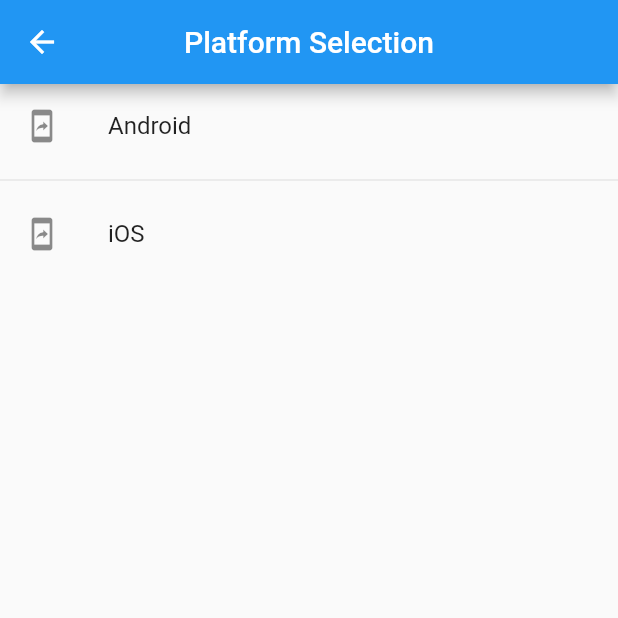
After one commit to dhanshrip-cuelogic/flutter_device_inventory, a Flutter app: the PlatformSelectionPage screen opened by its route, on a phone screen of 412 x 824 dp, the top half of it. The commit adds this screen. Run offline on Flutter 3.47's test engine with Material 2 defaults, Android fonts, the phone set to English and light mode, and no system bars; our stand-ins replace firebase_auth, firebase_database; accounts and stored records are empty.

Commit message:
added employee data into database whenever user signup and added platform selection page.

```diff
--- a/lib/DatabaseManager/DbManager.dart
+++ b/lib/DatabaseManager/DbManager.dart
@@ -1,7 +1,10 @@
 import 'package:firebase_auth/firebase_auth.dart';
+import 'package:firebase_database/firebase_database.dart';
+import 'package:flutterdeviceinventory/Model/EmployeeModel.dart';
 
 class DbManager {
   final FirebaseAuth _firebaseAuth = FirebaseAuth.instance;
+  final FirebaseDatabase _database = FirebaseDatabase.instance;
 
   Future signIn(String email, String password) async {
     AuthResult result = await _firebaseAuth.signInWithEmailAndPassword(
@@ -35,4 +38,9 @@ class DbManager {
     FirebaseUser user = await _firebaseAuth.currentUser();
     return user.isEmailVerified;
   }
+
+  Future saveEmployeeData({String email, String cueid, String username}) {
+    Employee employee = Employee(email, cueid, username);
+    _database.reference().child('Employee').push().set(employee.toJson());
+  }
 }
--- /dev/null
+++ b/lib/View/PlatformSelectionPage.dart
@@ -0,0 +1,31 @@
+import 'package:flutter/material.dart';
+
+class PlatformSelectionPage extends StatefulWidget {
+  @override
+  _PlatformSelectionPageState createState() => _PlatformSelectionPageState();
+}
+
+class _PlatformSelectionPageState extends State<PlatformSelectionPage> {
+  List platforms = ['Android', 'iOS'];
+
+  @override
+  Widget build(BuildContext context) {
+    return Scaffold(
+      appBar: AppBar(
+        title: Text('Platform Selection'),
+        centerTitle: true,
+      ),
+      body: ListView.separated(
+        itemCount: platforms.length,
+        itemBuilder: (context, index) {
+          return ListTile(
+            leading: Icon(Icons.mobile_screen_share),
+            title: Text(platforms[index]),
+            onTap: () {},
+          );
+        },
+        separatorBuilder: (context, index) => Divider(),
+      ),
+    );
+  }
+}
--- a/lib/View/SignInPage.dart
+++ b/lib/View/SignInPage.dart
@@ -1,7 +1,6 @@
 import 'package:flutter/material.dart';
 import 'package:flutterdeviceinventory/Model/UserData.dart';
 import 'package:flutterdeviceinventory/Presenter/SignInPresenter.dart';
-import 'package:flutterdeviceinventory/View/DeviceList.dart';
 
 class SignInView {
   void redirectToPlatformSelectionPage() {}
@@ -119,7 +118,6 @@ class _SignInPageState extends State<SignInPage> implements SignInView {
 
   @override
   void redirectToPlatformSelectionPage() {
-    Navigator.push(
-        context, MaterialPageRoute(builder: (context) => DeviceList()));
+    Navigator.pushNamed(context, '/platformSelectionPage');
   }
 }
--- a/lib/View/SignUpView.dart
+++ /dev/null
@@ -1,4 +0,0 @@
-class SignUpView {
-  void showVerifyEmailDialog() {}
-  void clearFields() {}
-}
--- a/lib/main.dart
+++ b/lib/main.dart
@@ -5,6 +5,7 @@ import 'package:flutterdeviceinventory/View/MyHomePage.dart';
 import 'package:flutterdeviceinventory/Presenter/MyHomePagePresenter.dart';
 import 'package:flutterdeviceinventory/View/SignInPage.dart';
 import 'package:flutterdeviceinventory/View/SignUpPage.dart';
+import 'View/PlatformSelectionPage.dart';
 
 void main() {
   runApp(MyApp());
@@ -24,6 +25,8 @@ class MyApp extends StatelessWidget {
             SignInPage(presenter: SignInPresenter()),
         '/signupPage': (BuildContext context) =>
             SignUpPage(presenter: SignUpPresenter()),
+        '/platformSelectionPage': (BuildContext context) =>
+            PlatformSelectionPage(),
       },
     );
   }
```
Also changed, not shown: lib/Model/EmployeeModel.dart (+12 -14 lines), lib/Presenter/SignUpPresenter.dart (+6 -2 lines), lib/View/SignUpPage.dart (+8 -2 lines).
